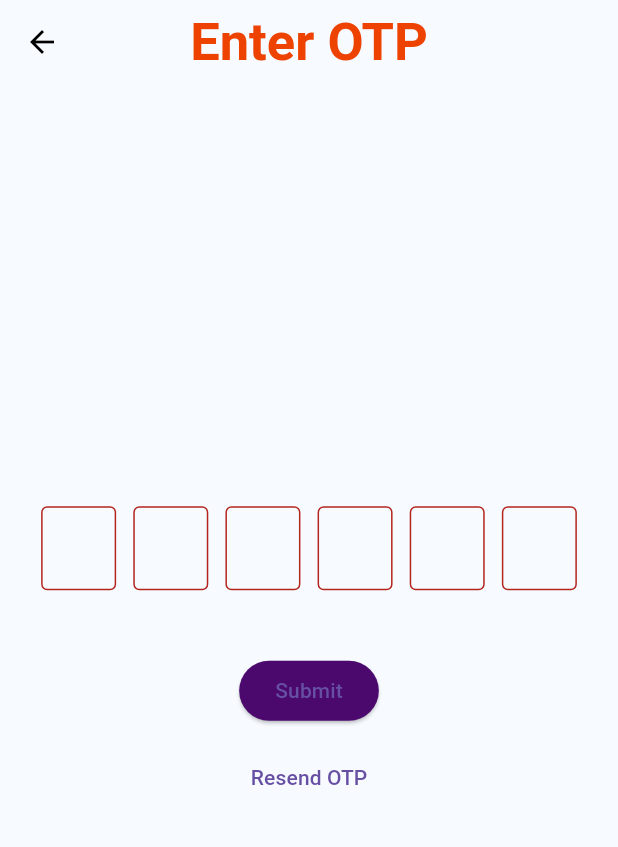
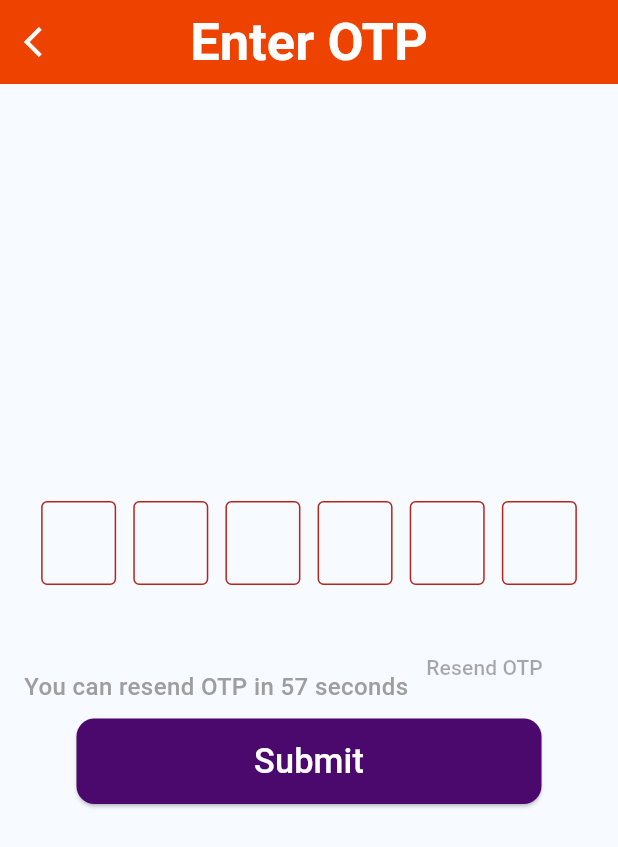
Before and after one commit to mostafamagde/mini_InstaPay, a Flutter app: the OtpView screen opened directly with empty values, after a tap on "Submit", on a phone screen of 412 x 824 dp. Shown: the top 847 px of the screen. Run offline on Flutter 3.47's test engine with Material 3 defaults, Android fonts, the phone set to English and light mode, and no system bars; drawn by our look-alikes of modal_progress_hud_nsn; our stand-ins replace auto_size_text, bloc, cached_network_image, dartz, device_preview, dio and 6 more; missing offline and left inert: dart:ffi; accounts and stored records are empty; statements that could not run were skipped.

Commit message:
refactor otp

```diff
--- a/lib/features/otp/presentation/views/otp_view.dart
+++ b/lib/features/otp/presentation/views/otp_view.dart
@@ -1,17 +1,21 @@
 import 'package:flutter/material.dart';
 import 'package:flutter_bloc/flutter_bloc.dart';
+import 'package:flutter_screenutil/flutter_screenutil.dart';
 import 'package:modal_progress_hud_nsn/modal_progress_hud_nsn.dart';
 import 'package:untitled2/core/models/user_model.dart';
 import 'package:untitled2/core/utils/Constants.dart';
+import 'package:untitled2/core/widgets/custom_button.dart';
 import 'package:untitled2/core/widgets/custom_snackbar.dart';
 import 'package:untitled2/features/otp/data/repositories/otp_factory.dart';
 import 'package:untitled2/features/otp/data/repositories/otp_repo.dart';
 import 'package:untitled2/features/otp/presentation/manger/cubit/otp_cubit.dart';
+import 'dart:async';
+
+import 'package:untitled2/features/otp/presentation/views/widgets/resend_button.dart';
 
 class OtpView extends StatefulWidget {
   final String userToken;
   final String function;
-
   final String? password;
 
   OtpView({required this.userToken, required this.function, this.password});
@@ -21,18 +25,18 @@ class OtpView extends StatefulWidget {
 }
 
 class _OTPScreenState extends State<OtpView> {
-
   final _formKey = GlobalKey<FormState>();
   final List<TextEditingController> _otpControllers = List.generate(
     6,
     (index) => TextEditingController(),
   );
   late OtpRepository repository;
+
   @override
   void initState() {
+    super.initState();
     final factory = OtpFactory();
     repository = factory.createOtpRepo(widget.function, context);
-    super.initState();
   }
 
   void _submitFunction() {
@@ -44,158 +48,9 @@ class _OTPScreenState extends State<OtpView> {
   }
 
   void _resendOtp() {
+    // Resend OTP functionality
     BlocProvider.of<OtpCubit>(context).resendOtp(repository, widget.userToken);
   }
-
-  // void _forgetPasswordFunction() async {
-  //   if (_formKey.currentState?.validate() ?? false) {
-  //     final otp = _otpControllers.map((controller) => controller.text).join();
-  //     final apiManager = ApiManager();
-  //     try {
-  //       final response =
-  //           await apiManager.post(ApiConstants.forgotPasswordEndPoint, {
-  //         "token": widget.userToken,
-  //         "password": widget.password,
-  //         "otp": int.parse(otp),
-  //       });
-  //       if (response.statusCode == 201) {
-  //         ScaffoldMessenger.of(context).showSnackBar(
-  //           SnackBar(content: Text('OTP Verified')),
-  //         );
-  //         Navigator.pushReplacementNamed(context, RoutesNames.loginView);
-  //       } else {
-  //         ScaffoldMessenger.of(context).showSnackBar(
-  //           SnackBar(content: Text('Failed to verify OTP')),
-  //         );
-  //       }
-  //     } catch (e) {
-  //       if (e is DioException) {
-  //         if (e.response != null) print(e.response!.data["message"]);
-  //         print("Sssssssssssssssssss ${e.message}");
-  //       }
-  //     }
-  //   }
-  // }
-
-  // void _signUpFunction() async {
-  //   print('otp');
-  //   if (_formKey.currentState?.validate() ?? false) {
-  //     final otp = _otpControllers.map((controller) => controller.text).join();
-  //     final apiManager = ApiManager();
-  //     try {
-  //       final response =
-  //           await apiManager.post(ApiConstants.vetifyEmailEndPoint, {
-  //         "token": widget.userToken,
-  //         "otp": int.parse(otp),
-  //       });
-  //       if (response.statusCode == 201) {
-  //         ScaffoldMessenger.of(context).showSnackBar(
-  //           SnackBar(content: Text('OTP Verified')),
-  //         );
-  //         Navigator.pushReplacementNamed(context, RoutesNames.loginView);
-  //       } else {
-  //         ScaffoldMessenger.of(context).showSnackBar(
-  //           SnackBar(content: Text('Failed to verify OTP')),
-  //         );
-  //       }
-  //     } catch (e) {
-  //       if (e is DioException) {
-  //         if (e.response != null) {
-  //           print(e.response);
-  //         }
-  //         ScaffoldMessenger.of(context).showSnackBar(
-  //           SnackBar(content: Text('Error: ${e.message}')),
-  //         );
-  //       }
-  //     }
-  //   }
-  // }
-
-  // void _loginFunction() async {
-  //   if (_formKey.currentState?.validate() ?? false) {
-  //     final otp = _otpControllers.map((controller) => controller.text).join();
-  //     final apiManager = ApiManager();
-  //     try {
-  //       final response = await apiManager.post(ApiConstants.loginEndPoint, {
-  //         "token": widget.userToken,
-  //         "otp": int.parse(otp),
-  //       });
-  //       if (response.statusCode == 201) {
-  //         ScaffoldMessenger.of(context).showSnackBar(
-  //           SnackBar(content: Text('Login Successful')),
-  //         );
-  //         UserModel user = UserModel.getInstance();
-  //         user.token = response.data["token"];
-  //         final storage = new FlutterSecureStorage();
-  //         await storage.write(key: "token", value: user.token);
-  //         final userDataResponse = await apiManager.get(ApiConstants.getUserData,headers: {
-  //           "token":user.token
-  //         } ); ;
-  //         if(userDataResponse.statusCode==200){
-  //           user.setFromjson(userDataResponse.data["data"]);
-  //         }
-
-  //         Navigator.pushReplacementNamed(
-  //           context,
-  //           RoutesNames.layoutView,
-  //         );
-  //       } else {
-  //         ScaffoldMessenger.of(context).showSnackBar(
-  //           SnackBar(content: Text('Failed to login')),
-  //         );
-  //       }
-  //     } catch (e) {
-  //       if (e is DioException) {
-  //         if (e.response != null) {
-  //           print(e.response);
-  //         }
-  //         ScaffoldMessenger.of(context).showSnackBar(
-  //           SnackBar(content: Text('Error: ${e.message}')),
-  //         );
-  //       }
-  //     }
-  //   }
-  // }
-
-  // void _changeEmailFunction() async {
-  //   if (_formKey.currentState?.validate() ?? false) {
-  //     final otp = _otpControllers.map((controller) => controller.text).join();
-  //     final apiManager = ApiManager();
-  //     try {
-  //       final response =
-  //           await apiManager.patch(ApiConstants.ConfirmChangeEmail, data: {
-  //         "token": UserModel.getInstance().userToken,
-  //         "otp": int.parse(otp),
-  //       }, headers: {
-  //         "token": UserModel.getInstance().token
-  //       });
-  //       if (response.statusCode == 201 || response.statusCode == 200) {
-  //         ScaffoldMessenger.of(context).showSnackBar(
-  //           SnackBar(content: Text('Email Changed Successful')),
-  //         );
-  //         Navigator.pushNamedAndRemoveUntil(
-  //           context,
-  //           RoutesNames.layoutView,
-  //           (route) => false,
-  //         );
-  //       } else {
-  //         ScaffoldMessenger.of(context).showSnackBar(
-  //           SnackBar(content: Text('Failed to change email')),
-  //         );
-  //       }
-  //     } catch (e) {
-
-  //       if (e is DioException) {
-  //         if (e.response != null) {
-  //           print(e.response);
-  //         }
-  //         ScaffoldMessenger.of(context).showSnackBar(
-  //           SnackBar(content: Text('Error: ${e.message}')),
-  //         );
-  //       }
-  //     }
-  //   }
-  // }
 
   @override
   void dispose() {
@@ -207,22 +62,28 @@ class _OTPScreenState extends State<OtpView> {
 
   @override
   Widget build(BuildContext context) {
-     print(widget.userToken);
-       print(UserModel.getInstance().token);
-    context;
     return Scaffold(
       appBar: AppBar(
-        title: Text('Enter OTP'),
+        title: Text(
+          'Enter OTP',
+          style: TextStyle(color: Colors.white),
+        ),
+        leading: IconButton(
+            onPressed: () {
+              Navigator.pop(context);
+            },
+            icon: Icon(
+              Icons.arrow_back_ios,
+              color: Colors.white,
+            )),
         centerTitle: true,
-        backgroundColor: Constants.backgroundColor,
       ),
       body: BlocConsumer<OtpCubit, OtpState>(
         listener: (context, state) {
-          if(state is OtpError){
+          if (state is OtpError) {
             snackBar(content: state.message, context: context);
-          }
-          else if(state is OtpResendSuccess){
-            snackBar(content: "Otp Sent", context: context,color: Colors.green);
+          } else if (state is OtpResendSuccess) {
+            snackBar(content: "Otp Sent", context: context, color: Colors.green);
           }
         },
         builder: (context, state) {
@@ -269,16 +130,16 @@ class _OTPScreenState extends State<OtpView> {
                         ),
                       ),
                     ),
-                    const SizedBox(height: 20),
-                    ElevatedButton(
-                      onPressed: _submitFunction,
-                      child: Text('Submit'),
+                    const SizedBox(height: 8),
+                    ResendButton(
+                      onPressed: _resendOtp,
                     ),
                     const SizedBox(height: 10),
-                    TextButton(
-                      onPressed: _resendOtp,
-                      child: Text('Resend OTP'),
+                    CustomButton(
+                      onTap: _submitFunction,
+                      label: "Submit",
                     ),
+                    const SizedBox(height: 10),
                   ],
                 ),
               ),
--- /dev/null
+++ b/lib/features/otp/presentation/views/widgets/resend_button.dart
@@ -0,0 +1,84 @@
+import 'dart:async';
+
+import 'package:flutter/material.dart';
+import 'package:flutter_screenutil/flutter_screenutil.dart';
+
+class ResendButton extends StatefulWidget {
+  final VoidCallback onPressed;
+
+  const ResendButton({required this.onPressed, Key? key}) : super(key: key);
+
+  @override
+  _ResendButtonState createState() => _ResendButtonState();
+}
+
+class _ResendButtonState extends State<ResendButton> {
+  bool isDisabled = false;
+  int remainingTime = 60;  // Initial timer value in seconds
+  late Timer _timer;
+
+  void _startTimer() {
+    setState(() {
+      isDisabled = true;
+    });
+
+    // Start a countdown timer
+    _timer = Timer.periodic(Duration(seconds: 1), (timer) {
+      if (remainingTime > 0) {
+        setState(() {
+          remainingTime--;
+        });
+      } else {
+        setState(() {
+          isDisabled = false;
+        });
+        _timer.cancel();
+      }
+    });
+  }
+
+  @override
+  void initState() {
+    super.initState();
+    _startTimer();  // Start the timer on initialization
+  }
+
+  @override
+  void dispose() {
+    _timer.cancel(); // Cancel the timer when widget is disposed
+    super.dispose();
+  }
+
+  @override
+  Widget build(BuildContext context) {
+    return Row(
+     crossAxisAlignment: CrossAxisAlignment.end,
+      children: [
+        isDisabled?
+          FittedBox(
+            fit: BoxFit.scaleDown,
+            child: Text(
+              'You can resend OTP in $remainingTime seconds',
+              style: TextStyle(color: Colors.grey,
+              fontSize: 14.sp
+              ),
+            ),
+          ):Expanded(child: SizedBox()),
+        Align(
+          alignment: Alignment.bottomRight,
+          child: TextButton(
+            onPressed: isDisabled
+                ? null
+                : () {
+                    widget.onPressed();
+                    _startTimer();
+                  },
+            child: Text('Resend OTP'),
+          ),
+        ),
+
+
+      ],
+    );
+  }
+}
```
